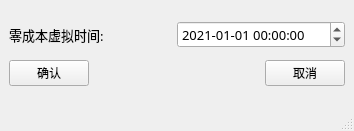
First picture: the form in qt_app/app_time/timewindow.ui, repository swing-alliance/repo_builds, before the edit.
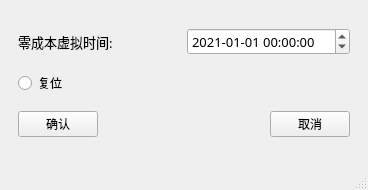
Second picture: the form after the edit.

Patch:
```diff
--- a/qt_app/app_time/timewindow.ui
+++ b/qt_app/app_time/timewindow.ui
@@ -6,8 +6,8 @@
    <rect>
     <x>0</x>
     <y>0</y>
-    <width>354</width>
-    <height>131</height>
+    <width>368</width>
+    <height>190</height>
    </rect>
   </property>
   <property name="sizePolicy">
@@ -24,21 +24,6 @@
     <item>
      <widget class="QWidget" name="widget" native="true">
       <layout class="QVBoxLayout" name="verticalLayout">
-       <property name="spacing">
-        <number>0</number>
-       </property>
-       <property name="leftMargin">
-        <number>0</number>
-       </property>
-       <property name="topMargin">
-        <number>0</number>
-       </property>
-       <property name="rightMargin">
-        <number>0</number>
-       </property>
-       <property name="bottomMargin">
-        <number>0</number>
-       </property>
        <item>
         <layout class="QHBoxLayout" name="horizontalLayout_2">
          <item>
@@ -79,6 +64,13 @@
          </item>
         </layout>
        </item>
+       <item>
+        <widget class="QRadioButton" name="recover_btn">
+         <property name="text">
+          <string>复位</string>
+         </property>
+        </widget>
+       </item>
        <item>
         <layout class="QHBoxLayout" name="horizontalLayout">
          <item>
```
Left out of the diff: 2 changed lines with no effect on the pictures.
